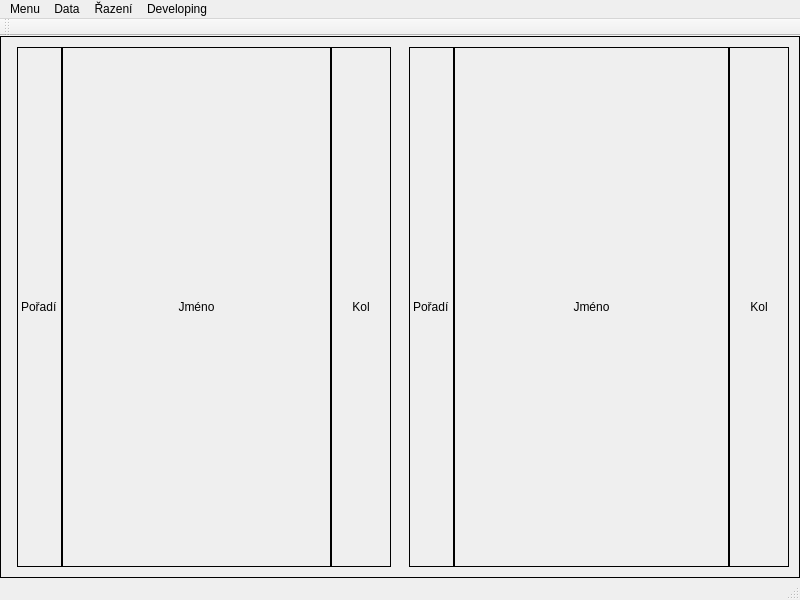
Qt form mainwindow.ui (aITy/24hoursRace) before a commit.
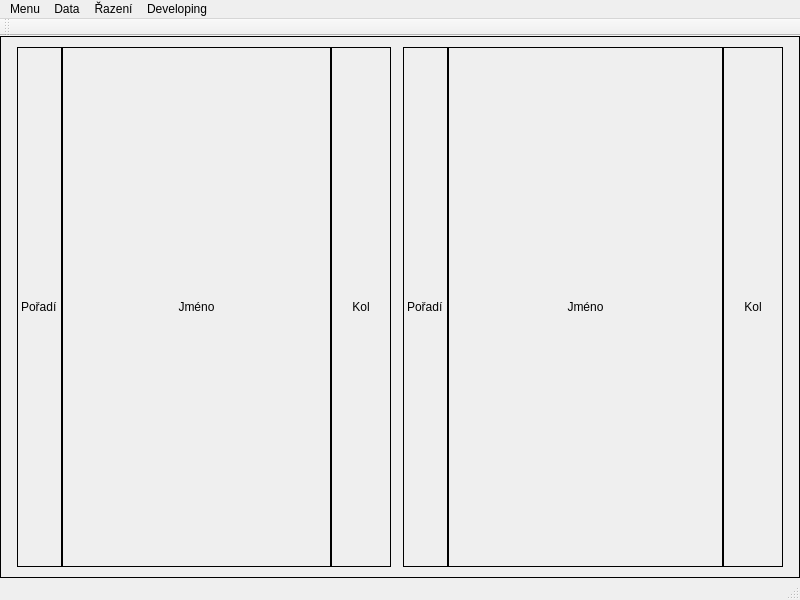
The same form after that commit.

What changed in the file:
```diff
--- a/mainwindow.ui
+++ b/mainwindow.ui
@@ -39,6 +39,9 @@
     <item row="0" column="2">
      <layout class="QGridLayout" name="ListRight">
       <property name="leftMargin">
+       <number>0</number>
+      </property>
+      <property name="rightMargin">
        <number>6</number>
       </property>
       <property name="spacing">
```
